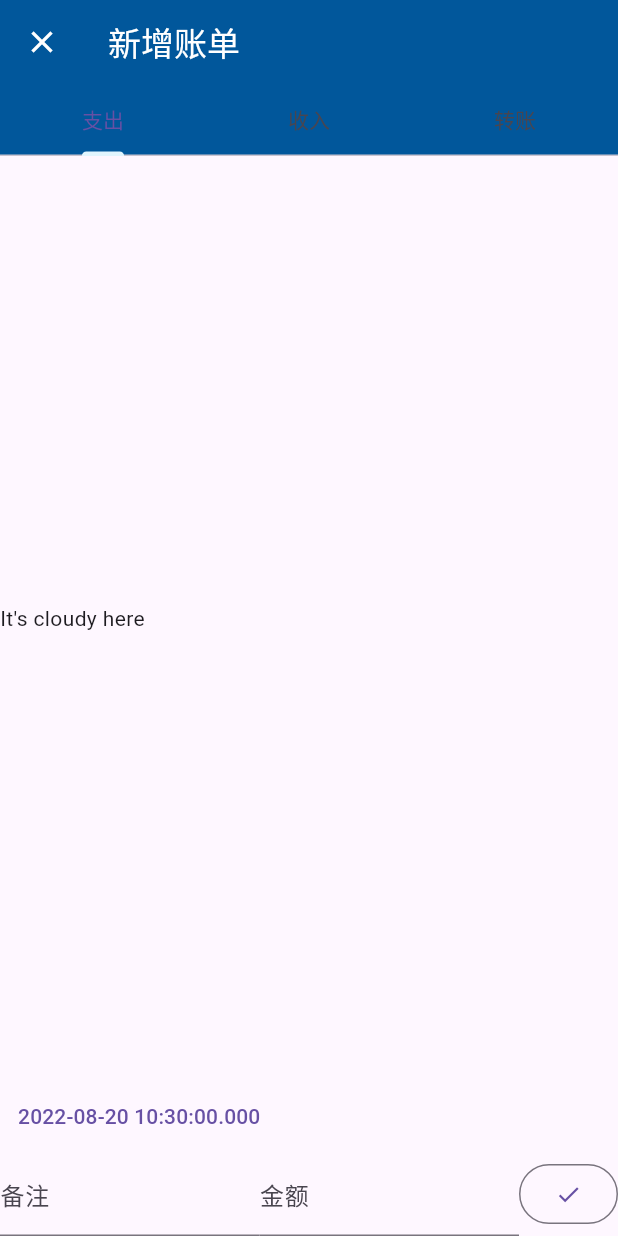
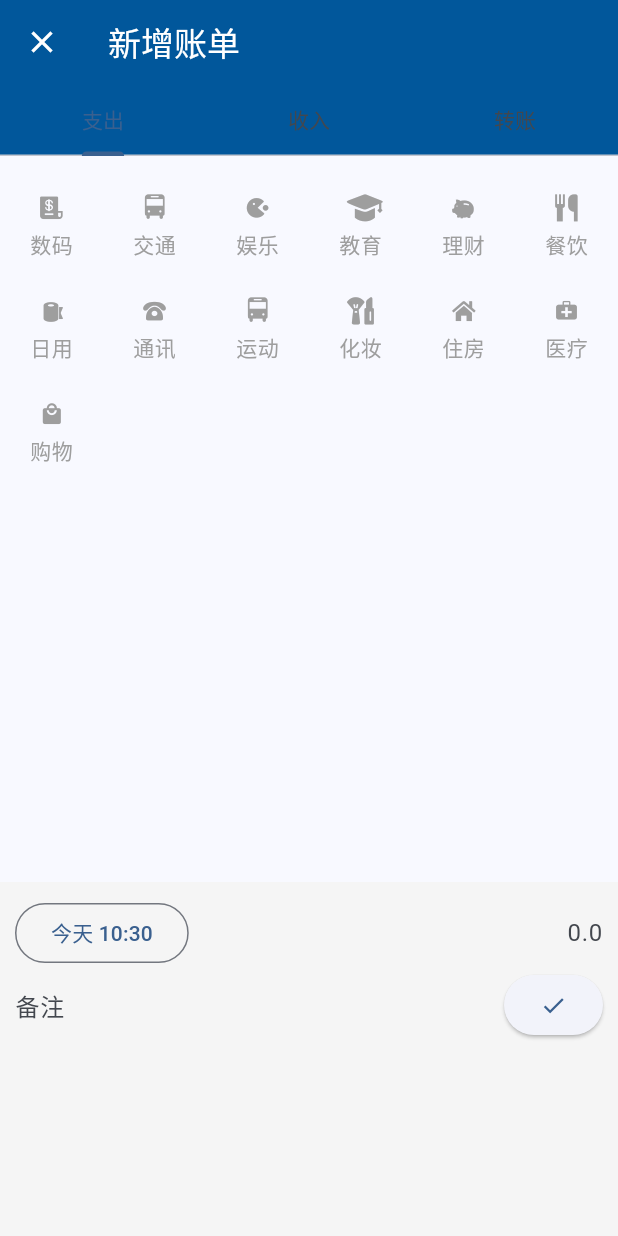
Before and after one commit to Sciroccogti/money_tracker, a Flutter app: the screen it shows after launch, after a tap on the "add" icon, on a phone screen of 412 x 824 dp. Run offline on Flutter 3.47's test engine with Material 2 defaults, Android fonts, the phone set to English and light mode, and no system bars; our stand-ins replace package_info_plus, sqflite; accounts and stored records are empty.

Commit message:
feat: category

```diff
--- /dev/null
+++ b/lib/database/category.dart
@@ -0,0 +1,44 @@
+/*
+ * @file category.dart
+ * @author Sciroccogti (scirocco_gti@yeah.net)
+ * @brief
+ * @date 2022-08-20 14:50:18
+ * @modified: 2022-08-20 14:50:29
+ */
+
+import 'package:flutter/foundation.dart';
+
+class Category {
+  int? id; // id: id of one category, autoincrement
+  String category; // category: name of category
+  int? type; // type: same with Bill, if null then show in all types
+  String icon; // icon: String in _categoryIcons_
+
+  Category(
+    this.category,
+    this.icon, {
+    this.id,
+    this.type,
+  });
+
+  Map<String, dynamic> toMap() {
+    return {
+      "id": id,
+      "category": category,
+      "type": type,
+      "icon": icon,
+    };
+  }
+
+  factory Category.fromMap(Map<String, dynamic> map) {
+    Category cate = Category(map["category"], map["icon"]);
+    if (map["id"] != null) {
+      cate.id = map["id"];
+    }
+    if (map["type"] != null) {
+      cate.id = map["type"];
+    }
+
+    return cate;
+  }
+}
--- a/lib/database/dbprovider.dart
+++ b/lib/database/dbprovider.dart
@@ -6,12 +6,28 @@
  * @modified: 2022-08-13 16:08:22
  */
 
+import 'bill.dart';
 import 'package:flutter/material.dart';
-
-import 'bill.dart';
-
 import 'package:path/path.dart' as p;
 import 'package:sqflite/sqflite.dart';
+
+import 'category.dart';
+
+List<Category> _defaultCategories_ = [
+  Category("数码", "工资条"),
+  Category("交通", "公交"),
+  Category("娱乐", "娱乐设施"),
+  Category("教育", "教育"),
+  Category("理财", "理财"),
+  Category("餐饮", "餐饮"),
+  Category("日用", "日用"),
+  Category("通讯", "通讯"),
+  Category("运动", "棒球"),
+  Category("化妆", "化妆品"),
+  Category("住房", "住房"),
+  Category("医疗", "医疗"),
+  Category("购物", "购物"),
+];
 
 class DBProvider with ChangeNotifier {
   // singleton
@@ -30,7 +46,8 @@ class DBProvider with ChangeNotifier {
 
   // DBProvider
   static late Database _db;
-  int length = 0;
+  int billsLength = 0;
+  List<Category> cates_ = [];
 
   Future<Database> get db async => _db;
 
@@ -41,6 +58,7 @@ class DBProvider with ChangeNotifier {
     return await openDatabase(path, version: 1,
         onCreate: (Database db, int version) async {
       // When creating the db, create the table
+      // Table Bill
       await db.execute("CREATE TABLE Bills ("
           "id INTEGER PRIMARY KEY AUTOINCREMENT,"
           "account INTEGER,"
@@ -51,9 +69,21 @@ class DBProvider with ChangeNotifier {
           "category TEXT,"
           "originID INTEGER"
           ");");
-      length = 0;
+      // Table Categories
+      await db.execute("CREATE TABLE Categories ("
+          "id INTEGER PRIMARY KEY AUTOINCREMENT,"
+          "category TEXT,"
+          "type INTEGER,"
+          "icon TEXT"
+          ");");
+
+      for (Category cate in _defaultCategories_) {
+        int id = await db.insert("Categories", cate.toMap(),
+            conflictAlgorithm: ConflictAlgorithm.fail);
+      }
+      billsLength = 0;
     }, onOpen: (Database db) async {
-      length = Sqflite.firstIntValue(
+      billsLength = Sqflite.firstIntValue(
               await db.rawQuery("SELECT COUNT(*) FROM Bills")) ??
           0;
     });
@@ -65,7 +95,7 @@ class DBProvider with ChangeNotifier {
     Database database = await db;
     int id = await database.insert("Bills", bill.toMap(),
         conflictAlgorithm: ConflictAlgorithm.fail);
-    length++;
+    billsLength++;
     notifyListeners();
   }
 
@@ -84,7 +114,7 @@ class DBProvider with ChangeNotifier {
           bill.category,
           bill.originID
         ]);
-    length++;
+    billsLength++;
     notifyListeners();
   }
 
@@ -108,4 +138,29 @@ class DBProvider with ChangeNotifier {
 // void getBillByTime() async {
 //   DateTime.now().millisecondsSinceEpoch;
 // }
+  void fetchCates() async {
+    DBProvider provider = DBProvider.getInstance();
+    cates_ = await provider.getCategories();
+  }
+
+  void insertCategory(Category cate) async {
+    Database database = await db;
+    int id = await database.insert("Categories", cate.toMap(),
+        conflictAlgorithm: ConflictAlgorithm.fail);
+    notifyListeners(); // TODO: should we?
+  }
+
+  Future<List<Category>> getCategories() async {
+    Database database = await db;
+    List<Map<String, dynamic>> maps_ = await database.query(
+      "Categories",
+    );
+    List<Category> results_ = [];
+
+    for (Map<String, dynamic> map in maps_) {
+      results_.add(Category.fromMap(map));
+    }
+
+    return results_;
+  }
 }
--- a/lib/main.dart
+++ b/lib/main.dart
@@ -27,7 +27,9 @@ void main() async {
     // String buildNumber = packageInfo.buildNumber;
   });
 
-  await DBProvider.getInstanceAndInit(); // TODO: ChangeNotifierProvider 也会实例化
+  DBProvider provider = await DBProvider.getInstanceAndInit(); // TODO: ChangeNotifierProvider 也会实例化
+
+  provider.fetchCates();
 
   runApp(ChangeNotifierProvider(
     create: (context) => DBProvider(),
@@ -46,8 +48,9 @@ class MyApp extends StatelessWidget {
       title: _title,
       theme: ThemeData(
         useMaterial3: true,
-        primaryColor: primaryColor,
-        backgroundColor: secondaryColor,
+        colorSchemeSeed: primaryColor,
+        // primaryColor: primaryColor,
+        // backgroundColor: secondaryColor,
       ),
       home: MyStatefulWidget(),
       localizationsDelegates: [
--- a/lib/pages/home.dart
+++ b/lib/pages/home.dart
@@ -22,11 +22,14 @@ class HomePage extends StatelessWidget {
     return Scaffold(
       body: Column(
         children: [
-          Expanded(
-            child: Consumer<DBProvider>(
-              builder: (context, database, child) =>
-                  Text("共 ${database.length} 条账单"),
-            ),
+          Row(
+            mainAxisAlignment: MainAxisAlignment.center,
+            children: [
+              Consumer<DBProvider>(
+                builder: (context, database, child) =>
+                    Text("共 ${database.billsLength} 条账单"),
+              ),
+            ],
           ),
           Expanded(
             child: _BillList(),
@@ -74,7 +77,7 @@ class _BillListState extends State<_BillList> {
             builder:
                 (BuildContext context, AsyncSnapshot<List<Bill>> snapshot) {
               print("build:");
-              print(dbWatcher.length);
+              print(dbWatcher.billsLength);
               print(bills_.length);
               if (snapshot.hasData) {
                 bills_ = snapshot.data!;
@@ -95,6 +98,10 @@ class _BillListState extends State<_BillList> {
 
                     return ListTile(
                       title: Text(bills_[index].name),
+                      leading: Icon(
+                        categoryIcons_[bills_[index].category],
+                        color: typeColors_[bills_[index].type],
+                      ),
                       trailing: Text(
                         "$prefix${bills_[index].amount}",
                         style:
--- a/lib/pages/submit.dart
+++ b/lib/pages/submit.dart
@@ -9,6 +9,7 @@
 import 'package:flutter/material.dart';
 import 'package:flutter/services.dart';
 import 'package:money_tracker/database/bill.dart';
+import 'package:money_tracker/database/category.dart';
 import 'package:money_tracker/database/dbprovider.dart';
 import 'package:money_tracker/vars.dart';
 
@@ -24,7 +25,9 @@ class SubmitPage extends StatefulWidget {
 class _SubmitPageState extends State<SubmitPage>
     with TickerProviderStateMixin, RestorationMixin {
   late TabController _tabController;
-  final RestorableDateTime _selectedDate = RestorableDateTime(DateTime.now()); // 选中的日期
+  final RestorableDateTime _selectedDate =
+      RestorableDateTime(DateTime.now()); // 选中的日期
+  int _selectedCategoryIndex = -1;
 
   @override
   String? get restorationId => widget.restorationId;
@@ -77,28 +80,72 @@ class _SubmitPageState extends State<SubmitPage>
     _tabController = TabController(length: 3, vsync: this);
   }
 
+  Widget buildCategoryList(int tabIndex) {
+    DBProvider provider = DBProvider.getInstance();
+
+    return GridView.builder(
+        itemCount: provider.cates_.length,
+        gridDelegate: const SliverGridDelegateWithMaxCrossAxisExtent(
+            maxCrossAxisExtent: 80),
+        itemBuilder: (context, index) {
+          return GridTile(
+            footer: Center(
+                child: Text(
+              provider.cates_[index].category,
+              style: TextStyle(
+                color: _selectedCategoryIndex == index
+                    ? typeColors_[tabIndex]
+                    : Colors.grey,
+              ),
+            )),
+            child: TextButton(
+              child: Icon(
+                categoryIcons_[provider.cates_[index].icon],
+                color: _selectedCategoryIndex == index
+                    ? typeColors_[tabIndex]
+                    : Colors.grey,
+              ),
+              onPressed: () {
+                _selectedCategoryIndex = index;
+                setState(() {
+                  build(context);
+                });
+              },
+            ),
+          );
+        });
+  }
+
   @override
   Widget build(BuildContext context) {
     Bill bill = Bill(-1, -1, -1, -1, "", "");
+    String dateString = _selectedDate.value.toString();
+    DateTime now = DateTime.now();
+    DateTime date = _selectedDate.value;
+    if (date.year == now.year &&
+        date.month == now.month &&
+        date.day == now.day) {
+      dateString =
+          '今天 ${date.hour.toString().padLeft(2, '0')}:${date.minute.toString().padLeft(2, '0')}';
+    } else if (date.year != now.year) {
+      dateString =
+          '${date.year}-${date.month}月${date.day}日 ${date.hour.toString().padLeft(2, '0')}:${date.minute.toString().padLeft(2, '0')}';
+    } else {
+      dateString =
+          '${date.month}月${date.day}日 ${date.hour.toString().padLeft(2, '0')}:${date.minute.toString().padLeft(2, '0')}';
+    }
 
     return Scaffold(
         appBar: AppBar(
-          title: Text("新增账单"),
+          title: const Text("新增账单"),
           backgroundColor: primaryColor,
           foregroundColor: Colors.white,
           bottom: TabBar(
-            indicatorColor: secondaryColor,
             controller: _tabController,
-            tabs: [
-              Tab(
-                text: "支出",
-              ),
-              Tab(
-                text: "收入",
-              ),
-              Tab(
-                text: "转账",
-              ),
+            tabs: const [
+              Tab(text: "支出"),
+              Tab(text: "收入"),
+              Tab(text: "转账"),
             ],
           ),
         ),
@@ -108,48 +155,30 @@ class _SubmitPageState extends State<SubmitPage>
               child: TabBarView(
                 controller: _tabController,
                 children: <Widget>[
-                  Row(
-                    children: [Text("It's cloudy here")],
-                  ),
-                  Row(
-                    children: [Text("It's rainy here")],
-                  ),
-                  Row(
-                    children: [Text("It's sunny here")],
-                  ),
+                  buildCategoryList(0),
+                  buildCategoryList(1),
+                  buildCategoryList(2),
                 ],
               ),
             ),
+            Container(
+              color: Theme.of(context).selectedRowColor,
+              padding: const EdgeInsets.all(10),
+              child: Column(children: [
                 Row(
+                  mainAxisAlignment: MainAxisAlignment.spaceAround,
                   children: [
-                TextButton(
+                    OutlinedButton(
                       onPressed: () {
                         _restorableDatePickerRouteFuture.present();
                       },
-                    child: Text(_selectedDate.value.toString()))
-              ],
-            ),
-            Row(
-              children: [
-                Expanded(
-                  child: TextFormField(
-                    decoration: InputDecoration(
-                      labelText: "备注",
-                    ),
-                    autovalidateMode: AutovalidateMode.onUserInteraction,
-                    validator: (String? value) {
-                      if (value != null) {
-                        bill.name = value;
-                      }
-                      return null;
-                    },
-                  ),
+                      child: Text(dateString),
                     ),
                     Expanded(
                       child: TextFormField(
-                    decoration: InputDecoration(
-                      labelText: "金额",
-                      // fillColor: typeColors_[_tabController.index],
+                        textAlign: TextAlign.end,
+                        decoration: const InputDecoration(
+                            hintText: "0.0", border: InputBorder.none
                             ),
                         autovalidateMode: AutovalidateMode.onUserInteraction,
                         validator: (String? value) {
@@ -169,20 +198,47 @@ class _SubmitPageState extends State<SubmitPage>
                         ],
                       ),
                     ),
-                OutlinedButton(
+                  ],
+                ),
+                Row(
+                  children: [
+                    Expanded(
+                      child: TextFormField(
+                        decoration: const InputDecoration(
+                          hintText: "备注",
+                          border: InputBorder.none,
+                        ),
+                        autovalidateMode: AutovalidateMode.onUserInteraction,
+                        validator: (String? value) {
+                          if (value != null) {
+                            bill.name = value;
+                          }
+                          return null;
+                        },
+                      ),
+                    ),
+                    ElevatedButton(
                       onPressed: () {
                         DBProvider provider = DBProvider.getInstance();
-                    if (bill.amount > 0) {
+                        if (bill.amount > 0 && _selectedCategoryIndex >= 0) {
+                          bill.category =
+                              provider.cates_[_selectedCategoryIndex].category;
                           bill.type = _tabController.index;
-                      bill.time = _selectedDate.value.millisecondsSinceEpoch;
+                          bill.time =
+                              _selectedDate.value.millisecondsSinceEpoch;
                           provider.insertBill(bill);
                           Navigator.of(context).pop();
                         }
                       },
-                  child: Icon(Icons.check),
+                      child: const Icon(Icons.check),
                     )
                   ],
                 ),
+                SizedBox(
+                  height: 120,
+                )
+              ]),
+            )
           ],
         ));
   }
--- a/lib/vars.dart
+++ b/lib/vars.dart
@@ -18,4 +18,20 @@ Color primaryColorDark = Colors.blue.shade200;
 Color secondaryColorDark = Colors.lightBlue.shade900;
 List<Color> typeColors_ = [Colors.red, Colors.green, Colors.blue];
 
+const Map<String, IconData> categoryIcons_ = {
+  "工资条": IconData(0xe60f, fontFamily: "IconFont"),
+  "公交": IconData(0xe601, fontFamily: "IconFont"),
+  "娱乐设施": IconData(0xe608, fontFamily: "IconFont"),
+  "教育": IconData(0xe60a, fontFamily: "IconFont"),
+  "理财": IconData(0xe7e9, fontFamily: "IconFont"),
+  "餐饮": IconData(0xe607, fontFamily: "IconFont"),
+  "日用": IconData(0xe7ef, fontFamily: "IconFont"),
+  "通讯": IconData(0xe7f0, fontFamily: "IconFont"),
+  "棒球": IconData(0xe601, fontFamily: "IconFont"),
+  "化妆品": IconData(0xe60e, fontFamily: "IconFont"),
+  "住房": IconData(0xe7f2, fontFamily: "IconFont"),
+  "医疗": IconData(0xe7f1, fontFamily: "IconFont"),
+  "购物": IconData(0xe7ed, fontFamily: "IconFont"),
+};
+
 int dbLength = 0;
--- a/pubspec.yaml
+++ b/pubspec.yaml
@@ -93,3 +93,7 @@ flutter:
   #
   # For details regarding fonts from package dependencies,
   # see https://flutter.dev/custom-fonts/#from-packages
+  fonts:
+    - family: IconFont
+      fonts:
+        - asset: assets/fonts/iconfont.ttf
```
Also changed, not shown: assets/fonts/iconfont.ttf (added). Lines whose indentation alone changed are shown as unchanged.
